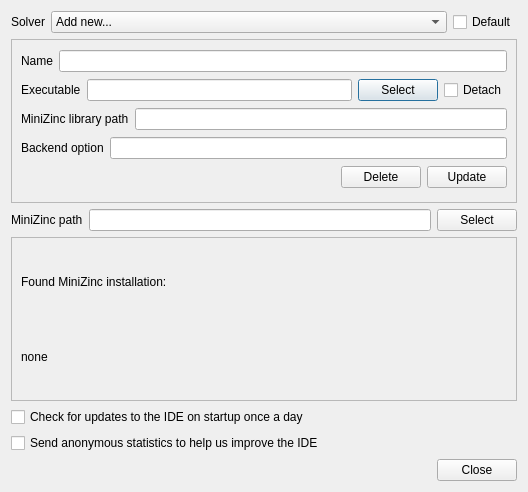
The window that MiniZincIDE/solverdialog.ui (MiniZinc/MiniZincIDE) describes before a commit, drawn with Qt 5.
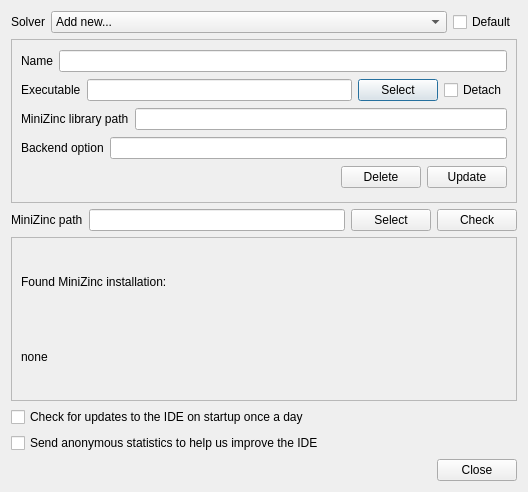
The same window after the commit.

Commit message: Change behaviour of MiniZinc path input box (don't check whenever cursor leaves the input box, only when pressing return or clicking new Check button)

What changed in the file:
```diff
--- a/MiniZincIDE/solverdialog.ui
+++ b/MiniZincIDE/solverdialog.ui
@@ -211,6 +211,13 @@
        </property>
       </widget>
      </item>
+     <item>
+      <widget class="QPushButton" name="check_solver">
+       <property name="text">
+        <string>Check</string>
+       </property>
+      </widget>
+     </item>
     </layout>
    </item>
    <item>
```
The commit also changes 2 other files.
